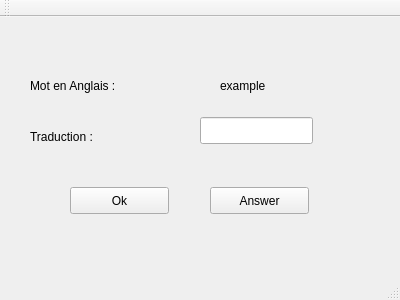
Old version of the form mainwindow.ui in the repository william00007/anglais.
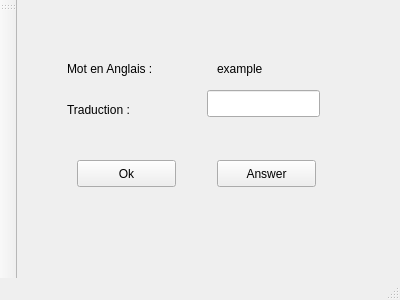
New version of the form.

Commit message: ajout qwidget

```diff
--- a/mainwindow.ui
+++ b/mainwindow.ui
@@ -14,24 +14,20 @@
    <string>MainWindow</string>
   </property>
   <widget class="QWidget" name="centralWidget">
-   <widget class="QLabel" name="labelTranslate">
+   <widget class="QWidget" name="widget" native="true">
     <property name="geometry">
      <rect>
       <x>30</x>
-      <y>110</y>
-      <width>121</width>
-      <height>20</height>
+      <y>30</y>
+      <width>291</width>
+      <height>201</height>
      </rect>
     </property>
-    <property name="text">
-     <string>Traduction : </string>
-    </property>
-   </widget>
    <widget class="QLabel" name="labelAnglais">
     <property name="geometry">
      <rect>
-      <x>30</x>
-      <y>60</y>
+       <x>20</x>
+       <y>30</y>
       <width>121</width>
       <height>17</height>
      </rect>
@@ -43,8 +39,8 @@
    <widget class="QLabel" name="englishWord">
     <property name="geometry">
      <rect>
-      <x>220</x>
-      <y>60</y>
+       <x>170</x>
+       <y>30</y>
       <width>111</width>
       <height>17</height>
      </rect>
@@ -53,11 +49,34 @@
      <string>example</string>
     </property>
    </widget>
+    <widget class="QLabel" name="labelTranslate">
+     <property name="geometry">
+      <rect>
+       <x>20</x>
+       <y>70</y>
+       <width>121</width>
+       <height>20</height>
+      </rect>
+     </property>
+     <property name="text">
+      <string>Traduction : </string>
+     </property>
+    </widget>
+    <widget class="QLineEdit" name="editTranslate">
+     <property name="geometry">
+      <rect>
+       <x>160</x>
+       <y>60</y>
+       <width>113</width>
+       <height>27</height>
+      </rect>
+     </property>
+    </widget>
    <widget class="QPushButton" name="buttonOk">
     <property name="geometry">
      <rect>
-      <x>70</x>
-      <y>170</y>
+       <x>30</x>
+       <y>130</y>
       <width>99</width>
       <height>27</height>
      </rect>
@@ -69,8 +88,8 @@
    <widget class="QPushButton" name="buttonAnswer">
     <property name="geometry">
      <rect>
-      <x>210</x>
-      <y>170</y>
+       <x>170</x>
+       <y>130</y>
       <width>99</width>
       <height>27</height>
      </rect>
@@ -79,15 +98,6 @@
      <string>Answer</string>
     </property>
    </widget>
-   <widget class="QLineEdit" name="editTranslate">
-    <property name="geometry">
-     <rect>
-      <x>200</x>
-      <y>100</y>
-      <width>113</width>
-      <height>27</height>
-     </rect>
-    </property>
    </widget>
   </widget>
   <widget class="QMenuBar" name="menuBar">
@@ -102,7 +112,7 @@
   </widget>
   <widget class="QToolBar" name="mainToolBar">
    <attribute name="toolBarArea">
-    <enum>TopToolBarArea</enum>
+    <enum>LeftToolBarArea</enum>
    </attribute>
    <attribute name="toolBarBreak">
     <bool>false</bool>
```
Lines whose indentation alone changed are shown as unchanged.
